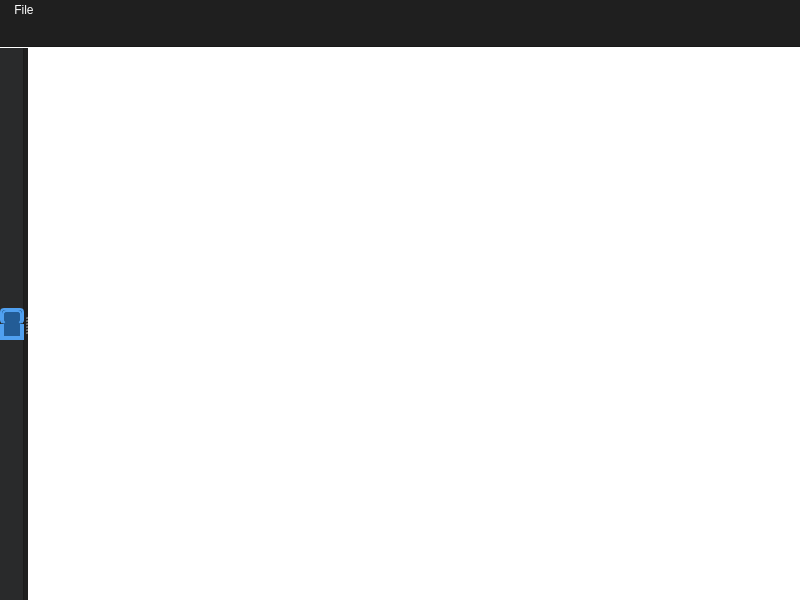
This is form.ui in emmanuelvelmo/Exakova-TextFlow as Qt 5 draws it before an edit. The edited form follows.
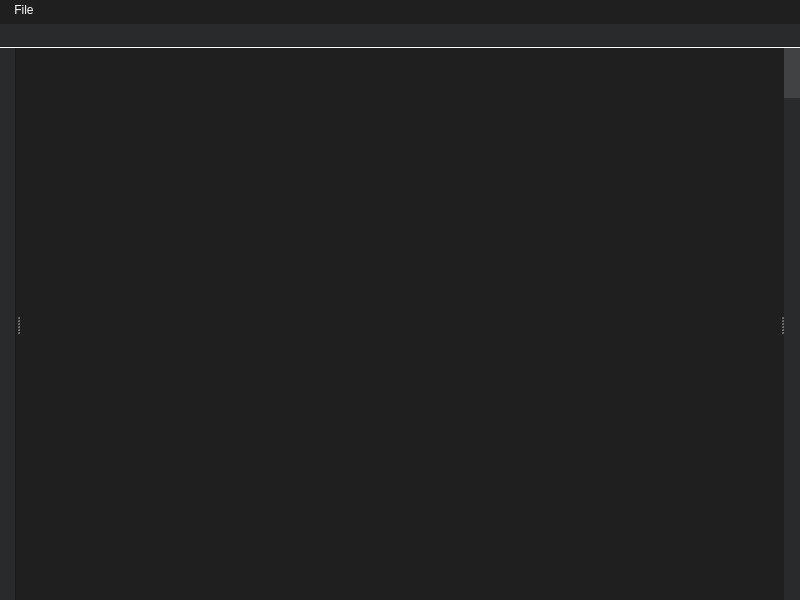
This is the edited form.

The edit to the form file:
```diff
--- a/form.ui
+++ b/form.ui
@@ -20,15 +20,13 @@
     <property name="spacing">
       <number>0</number>
     </property>
-    <property name="margin">
+   <property name="margin" stdset="0">
       <number>0</number>
     </property>
-
-    <!-- Menu Bar -->
     <item>
       <widget class="QMenuBar" name="menuBar">
         <property name="sizePolicy">
-          <sizepolicy hsizetype="Preferred" vsizetype="Fixed">
+      <sizepolicy hsizetype="Expanding" vsizetype="Fixed">
             <horstretch>0</horstretch>
             <verstretch>0</verstretch>
           </sizepolicy>
@@ -77,10 +75,8 @@
         <addaction name="menuFile"/>
       </widget>
     </item>
-
-    <!-- Tab Bar -->
     <item>
-      <widget class="QTabBar" name="tabBar">
+    <widget class="QTabBar" name="tabBar" native="true">
         <property name="sizePolicy">
           <sizepolicy hsizetype="Expanding" vsizetype="Fixed">
             <horstretch>0</horstretch>
@@ -96,7 +92,7 @@
         <property name="styleSheet">
           <string notr="true">
             QTabBar {
-                background: #1f1f1f;
+                background: #292a2b;
                 border: none;
             }
             QTabBar::tab {
@@ -115,19 +111,15 @@
         </property>
       </widget>
     </item>
-
-    <!-- Main Content Area -->
     <item>
       <widget class="QSplitter" name="splitter">
         <property name="orientation">
-          <enum>Qt::Horizontal</enum>
+      <enum>Qt::Orientation::Horizontal</enum>
         </property>
         <property name="handleWidth">
           <number>4</number>
         </property>
-
-        <!-- Left Margin Panel -->
-        <widget class="QWidget" name="leftPanel">
+     <widget class="QWidget" name="leftPanel" native="true">
           <property name="sizePolicy">
             <sizepolicy hsizetype="Fixed" vsizetype="Expanding">
               <horstretch>0</horstretch>
@@ -136,13 +128,13 @@
           </property>
           <property name="minimumSize">
             <size>
-              <width>24</width>
+        <width>16</width>
               <height>0</height>
             </size>
           </property>
           <property name="maximumSize">
             <size>
-              <width>24</width>
+        <width>16</width>
               <height>16777215</height>
             </size>
           </property>
@@ -152,172 +144,59 @@
               border-right: 1px solid #1b1b1b;
             </string>
           </property>
-          <layout class="QVBoxLayout" name="verticalLayout_2">
-            <property name="spacing">
-              <number>0</number>
-            </property>
-            <property name="margin">
-              <number>0</number>
-            </property>
-
-            <!-- Top Spacer -->
-            <item>
-              <spacer name="topSpacer">
-                <property name="orientation">
-                  <enum>Qt::Vertical</enum>
-                </property>
-                <property name="sizeHint" stdset="0">
-                  <size>
-                    <width>20</width>
-                    <height>40</height>
-                  </size>
-                </property>
-              </spacer>
-            </item>
-
-            <!-- Top Margin Handle -->
-            <item>
-              <widget class="QFrame" name="topMarginHandle">
-                <property name="minimumSize">
-                  <size>
-                    <width>24</width>
-                    <height>16</height>
-                  </size>
-                </property>
-                <property name="maximumSize">
-                  <size>
-                    <width>24</width>
-                    <height>16</height>
-                  </size>
-                </property>
-                <property name="frameShape">
-                  <enum>QFrame::StyledPanel</enum>
-                </property>
-                <property name="styleSheet">
-                  <string notr="true">
-                    QFrame {
-                      background-color: #235c96;
-                      border: 2px solid #50a0f0;
-                      border-bottom: none;
-                      border-radius: 4px 4px 0 0;
-                    }
-                    QFrame:hover {
-                      background-color: #2a6db0;
-                    }
-                  </string>
-                </property>
-                <layout class="QHBoxLayout" name="horizontalLayout">
-                  <property name="spacing">
-                    <number>0</number>
-                  </property>
-                  <property name="margin">
-                    <number>0</number>
-                  </property>
-                  <item>
-                    <widget class="QLabel" name="topHandleIcon">
-                      <property name="scaledContents">
-                        <bool>true</bool>
-                      </property>
-                    </widget>
-                  </item>
-                </layout>
-              </widget>
-            </item>
-
-            <!-- Selection Area -->
-            <item>
-              <widget class="QWidget" name="selectionArea">
-                <property name="styleSheet">
-                  <string notr="true">
-                    background-color: qlineargradient(x1:0, y1:0, x2:1, y2:0,
-                      stop:0 #1f1f1f, stop:0.5 #235c96, stop:1 #1f1f1f);
-                    border-left: 2px solid #50a0f0;
-                    border-right: 2px solid #50a0f0;
-                  </string>
-                </property>
-              </widget>
-            </item>
-
-            <!-- Bottom Margin Handle -->
-            <item>
-              <widget class="QFrame" name="bottomMarginHandle">
-                <property name="minimumSize">
-                  <size>
-                    <width>24</width>
-                    <height>16</height>
-                  </size>
-                </property>
-                <property name="maximumSize">
-                  <size>
-                    <width>24</width>
-                    <height>16</height>
-                  </size>
-                </property>
-                <property name="frameShape">
-                  <enum>QFrame::StyledPanel</enum>
-                </property>
-                <property name="styleSheet">
-                  <string notr="true">
-                    QFrame {
-                      background-color: #235c96;
-                      border: 2px solid #50a0f0;
-                      border-top: none;
-                      border-radius: 0 0 4px 4px;
-                    }
-                    QFrame:hover {
-                      background-color: #2a6db0;
-                    }
-                  </string>
-                </property>
-                <layout class="QHBoxLayout" name="horizontalLayout_2">
-                  <property name="spacing">
-                    <number>0</number>
-                  </property>
-                  <property name="margin">
-                    <number>0</number>
-                  </property>
-                  <item>
-                    <widget class="QLabel" name="bottomHandleIcon">
-                      <property name="scaledContents">
-                        <bool>true</bool>
-                      </property>
-                    </widget>
-                  </item>
-                </layout>
-              </widget>
-            </item>
-
-            <!-- Bottom Spacer -->
-            <item>
-              <spacer name="bottomSpacer">
-                <property name="orientation">
-                  <enum>Qt::Vertical</enum>
-                </property>
-                <property name="sizeHint" stdset="0">
-                  <size>
-                    <width>20</width>
-                    <height>40</height>
-                  </size>
-                </property>
-              </spacer>
-            </item>
-          </layout>
-        </widget>
-
-        <!-- PDF View -->
+     </widget>
         <widget class="QGraphicsView" name="pdfView">
           <property name="styleSheet">
             <string notr="true">
-              background-color: white;
+              background-color: #1f1f1f;
               border: none;
             </string>
           </property>
         </widget>
+     <widget class="QScrollBar" name="rightScrollBar">
+      <property name="sizePolicy">
+       <sizepolicy hsizetype="Fixed" vsizetype="Expanding">
+        <horstretch>0</horstretch>
+        <verstretch>1</verstretch>
+       </sizepolicy>
+      </property>
+      <property name="minimumSize">
+       <size>
+        <width>16</width>
+        <height>0</height>
+       </size>
+      </property>
+      <property name="maximumSize">
+       <size>
+        <width>16</width>
+        <height>16777215</height>
+       </size>
+      </property>
+      <property name="styleSheet">
+       <string notr="true">
+              QScrollBar {
+                  background: #292a2b;
+                  width: 16px;
+              }
+              QScrollBar::handle {
+                  background: #404244;
+                  min-height: 20px;
+              }
+              QScrollBar::handle:hover {
+                  background: #505254;
+              }
+              QScrollBar::add-line, QScrollBar::sub-line {
+                  background: none;
+              }
+            </string>
+      </property>
+      <property name="orientation">
+       <enum>Qt::Orientation::Vertical</enum>
+      </property>
+     </widget>
       </widget>
     </item>
   </layout>
-
-  <!-- Actions -->
   <action name="actionOpen">
     <property name="text">
       <string>Open</string>
@@ -329,5 +208,13 @@
     </property>
   </action>
 </widget>
+ <customwidgets>
+  <customwidget>
+   <class>QTabBar</class>
+   <extends>QWidget</extends>
+   <header>qtabbar.h</header>
+  </customwidget>
+ </customwidgets>
+ <resources/>
 <connections/>
 </ui>
```
Lines whose indentation alone changed are shown as unchanged.
